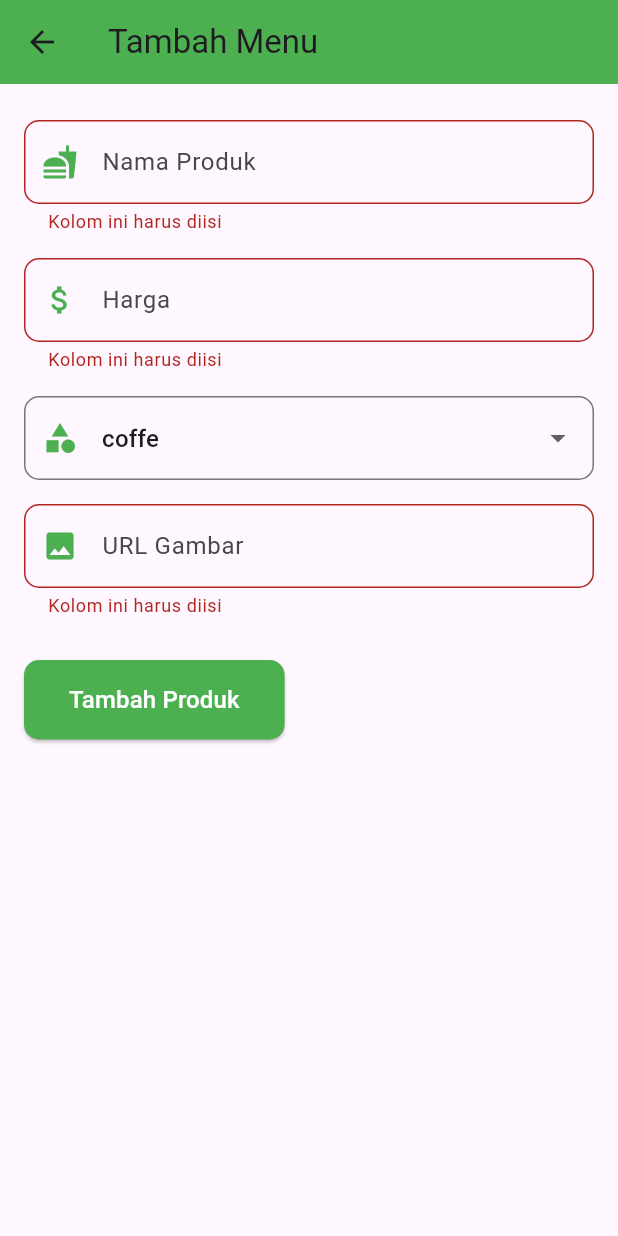
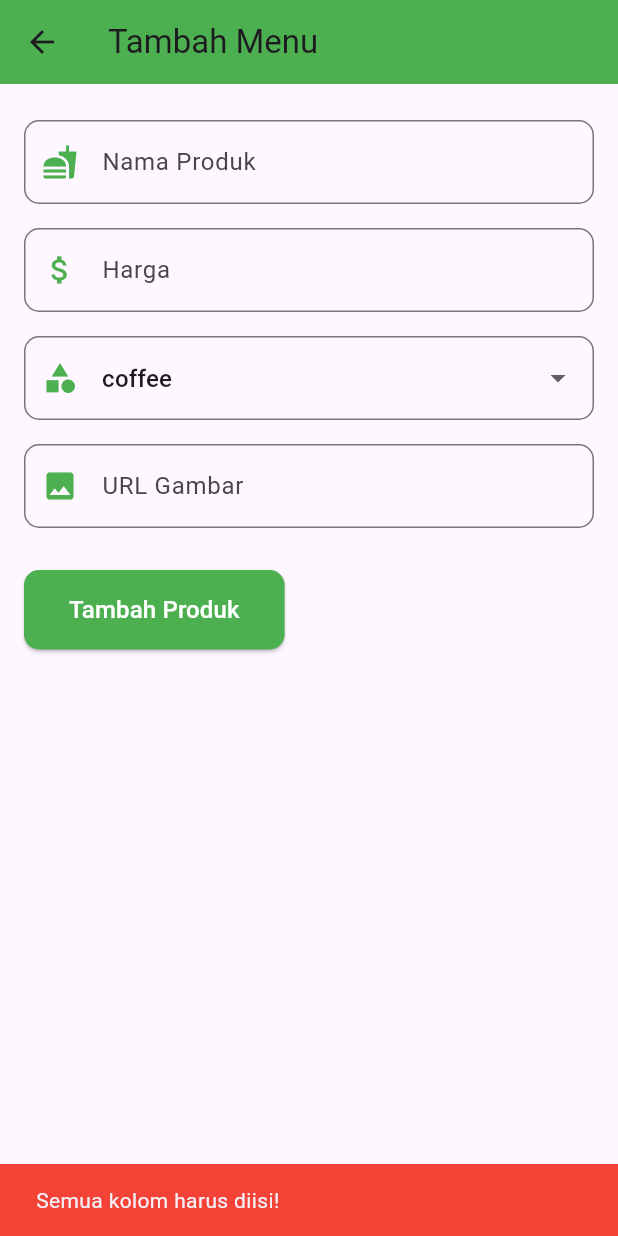
Before and after one commit to okanfdlh/aplikasi-kasir-warkop, a Flutter app: the TambahMenuPage screen opened directly, after a tap on "Tambah Produk", on a phone screen of 412 x 824 dp. Run offline on Flutter 3.47's test engine with Material 3 defaults, Android fonts, the phone set to English and light mode, and no system bars; our stand-ins replace dio, get; network calls fail.

```diff
--- a/lib/controllers/menu_controller.dart
+++ b/lib/controllers/menu_controller.dart
@@ -59,7 +59,7 @@ class MenuController extends GetxController {
   void fetchProducts() async {
   try {
     isLoading(true);
-    var response = await http.get(Uri.parse("http://192.168.1.10:8000/api/products"));
+    var response = await http.get(Uri.parse("http://192.168.1.12:8000/api/products"));
     print("Response Status Code: ${response.statusCode}");
     print("Response Body: ${response.body}");
 
--- a/lib/services/api_service.dart
+++ b/lib/services/api_service.dart
@@ -2,10 +2,11 @@ import 'package:dio/dio.dart';
 
 class ApiService {
   final Dio dio = Dio(BaseOptions(
-    baseUrl: 'http://192.168.1.12:8000',
-    followRedirects: true,
-    validateStatus: (status) => true,
-  ));
+  baseUrl: 'http://192.168.1.12:8000',
+  connectTimeout: Duration(seconds: 30),
+  receiveTimeout: Duration(seconds: 30),
+));
+
 
   String? xsrfToken;
 
@@ -32,7 +33,7 @@ class ApiService {
     }
   }
 
-  // Tambah Produk
+  // Tambah Produk ke http://192.168.1.10:8000/api/products
   Future<bool> tambahProduk({
     required String name,
     required String image,
@@ -41,7 +42,7 @@ class ApiService {
   }) async {
     try {
       Response response = await dio.post(
-        '/api/menu/tambah',
+        '/api/products', // Endpoint baru untuk produk
         options: Options(
           headers: {
             'X-XSRF-TOKEN': xsrfToken, // Kirim token CSRF
--- a/lib/views/tambah_menu_page.dart
+++ b/lib/views/tambah_menu_page.dart
@@ -1,5 +1,5 @@
 import 'package:flutter/material.dart';
-import '../services/api_service.dart';
+import 'package:dio/dio.dart';
 
 class TambahMenuPage extends StatefulWidget {
   @override
@@ -7,30 +7,32 @@ class TambahMenuPage extends StatefulWidget {
 }
 
 class _TambahMenuPageState extends State<TambahMenuPage> {
-  final ApiService apiService = ApiService();
+  final Dio dio = Dio(BaseOptions(
+    baseUrl: 'http://192.168.1.10:8000',
+    connectTimeout: Duration(seconds: 10),
+    receiveTimeout: Duration(seconds: 10),
+  ));
 
   final TextEditingController nameController = TextEditingController();
   final TextEditingController priceController = TextEditingController();
   final TextEditingController imageController = TextEditingController();
-  final _formKey = GlobalKey<FormState>();
 
-  List<String> categories = ['coffe', 'nCoffe', 'makanan', 'cemilan'];
+  List<String> categories = ['coffee', 'nCoffee', 'makanan', 'cemilan'];
   String? selectedCategory;
   bool isLoading = false;
 
   @override
   void initState() {
     super.initState();
-    selectedCategory = categories.first; // Set default kategori pertama
-    _fetchCsrfToken();
-  }
-
-  Future<void> _fetchCsrfToken() async {
-    await apiService.getCsrfToken();
+    selectedCategory = categories.first;
   }
 
   Future<void> tambahProduk() async {
-    if (!_formKey.currentState!.validate()) {
+    if (nameController.text.isEmpty ||
+        priceController.text.isEmpty ||
+        imageController.text.isEmpty ||
+        selectedCategory == null) {
+      _showSnackbar("Semua kolom harus diisi!", Colors.red);
       return;
     }
 
@@ -38,18 +40,42 @@ class _TambahMenuPageState extends State<TambahMenuPage> {
       isLoading = true;
     });
 
-    bool success = await apiService.tambahProduk(
-      name: nameController.text,
-      image: imageController.text,
-      price: double.parse(priceController.text),
-      category: selectedCategory!,
+    try {
+      Response response = await dio.post(
+        '/api/products',
+        options: Options(
+          headers: {
+            'Accept': 'application/json',
+            'Content-Type': 'application/json',
+          },
+        ),
+        data: {
+          "name": nameController.text,
+          "image": imageController.text,
+          "price": double.parse(priceController.text),
+          "category": selectedCategory,
+        },
       );
 
-    if (success) {
+      debugPrint("Response Code: ${response.statusCode}");
+      debugPrint("Response Data: ${response.data}");
+
+      if (response.statusCode == 201) {
         _showSnackbar("Produk berhasil ditambahkan!", Colors.green);
         _clearFields();
       } else {
         _showSnackbar("Gagal menambahkan produk!", Colors.red);
+      }
+    } catch (e) {
+      if (e is DioException) {
+        debugPrint("DioError Type: ${e.type}");
+        debugPrint("DioError Message: ${e.message}");
+        debugPrint("DioError Response: ${e.response}");
+      } else {
+        debugPrint("Error: $e");
+      }
+
+      _showSnackbar("Terjadi kesalahan: ${e.toString()}", Colors.red);
     }
 
     setState(() {
@@ -77,8 +103,6 @@ class _TambahMenuPageState extends State<TambahMenuPage> {
       appBar: AppBar(title: Text("Tambah Menu"), backgroundColor: Colors.green),
       body: Padding(
         padding: EdgeInsets.all(16.0),
-        child: Form(
-          key: _formKey,
         child: Column(
           crossAxisAlignment: CrossAxisAlignment.start,
           children: [
@@ -101,27 +125,15 @@ class _TambahMenuPageState extends State<TambahMenuPage> {
           ],
         ),
       ),
-      ),
     );
   }
 
   Widget _buildTextField(TextEditingController controller, String hintText, IconData icon, {bool isNumber = false}) {
     return Padding(
       padding: const EdgeInsets.symmetric(vertical: 8.0),
-      child: TextFormField(
+      child: TextField(
         controller: controller,
         keyboardType: isNumber ? TextInputType.number : TextInputType.text,
-        validator: (value) {
-          if (value == null || value.isEmpty) {
-            return "Kolom ini harus diisi";
-          }
-          if (isNumber) {
-            if (double.tryParse(value) == null) {
-              return "Masukkan angka yang valid";
-            }
-          }
-          return null;
-        },
         decoration: InputDecoration(
           prefixIcon: Icon(icon, color: Colors.green),
           hintText: hintText,
```
Lines whose indentation alone changed are shown as unchanged.
